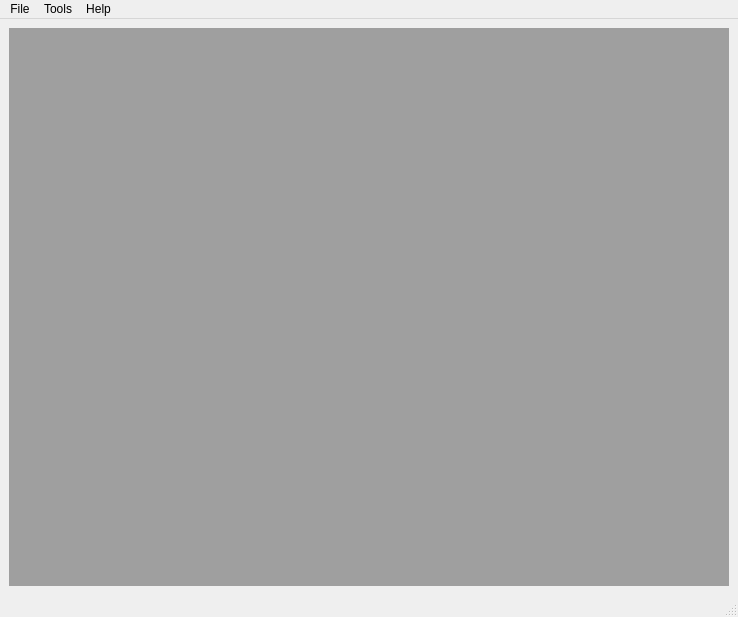
Before: the Qt Designer form src/mainwindow.ui in imyu37/glassplotter, drawn with Qt 5.
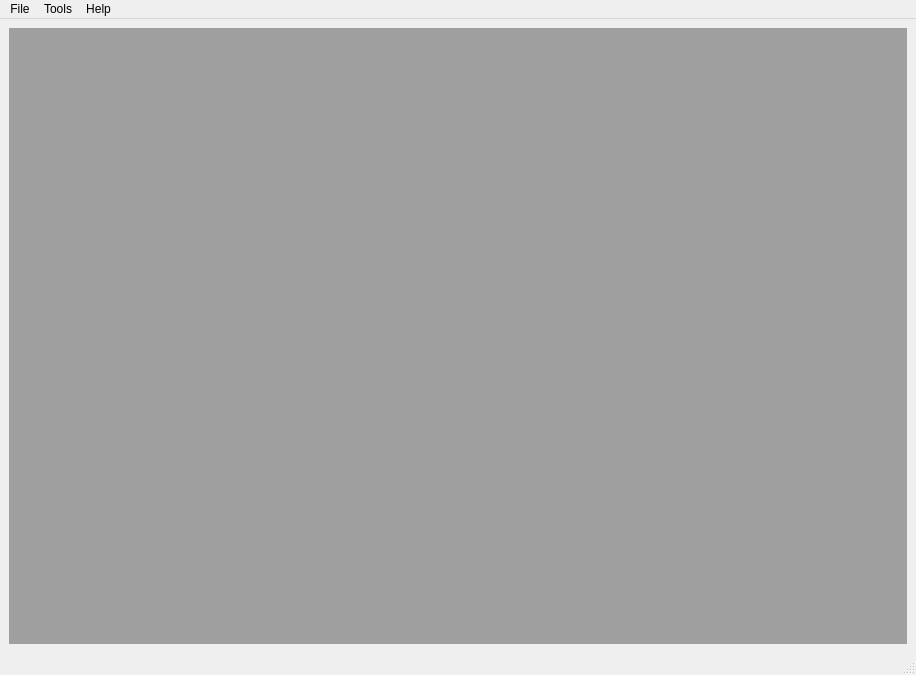
After: the same form once the commit is applied.

Patch:
```diff
--- a/src/mainwindow.ui
+++ b/src/mainwindow.ui
@@ -6,8 +6,8 @@
    <rect>
     <x>0</x>
     <y>0</y>
-    <width>738</width>
-    <height>617</height>
+    <width>916</width>
+    <height>675</height>
    </rect>
   </property>
   <property name="windowTitle">
@@ -25,7 +25,7 @@
     <rect>
      <x>0</x>
      <y>0</y>
-     <width>738</width>
+     <width>916</width>
      <height>22</height>
     </rect>
    </property>
```
